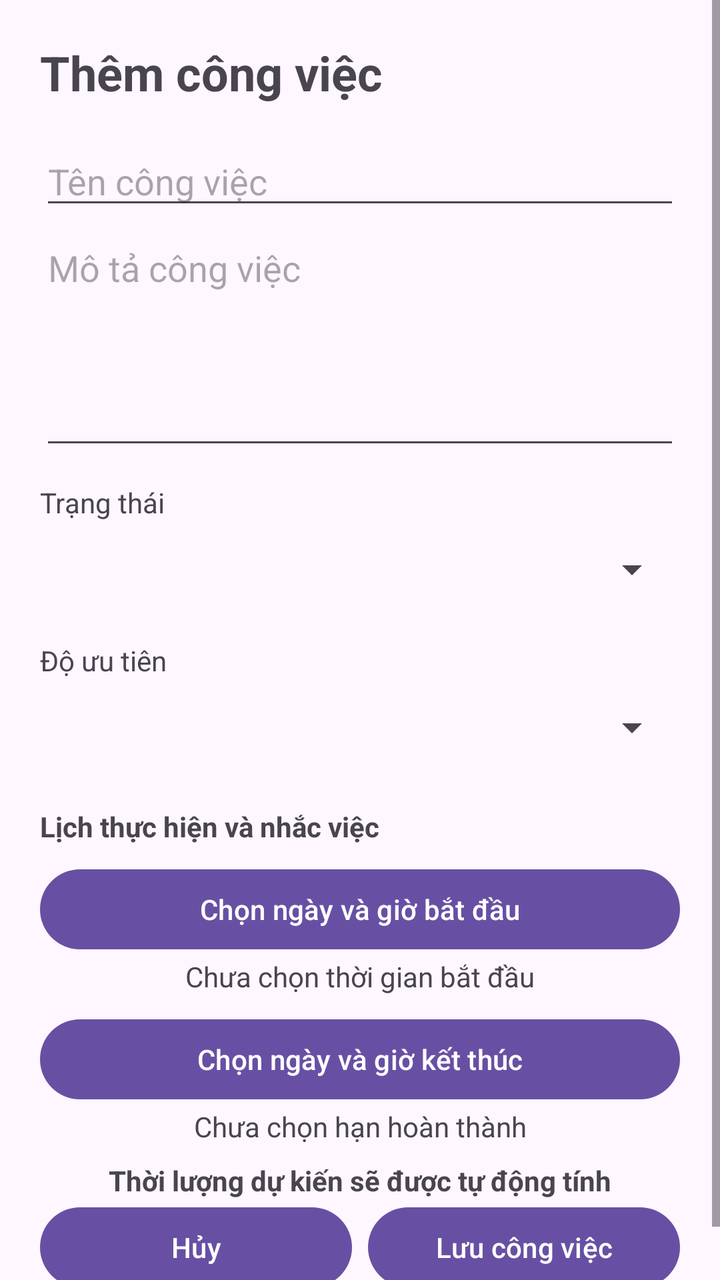
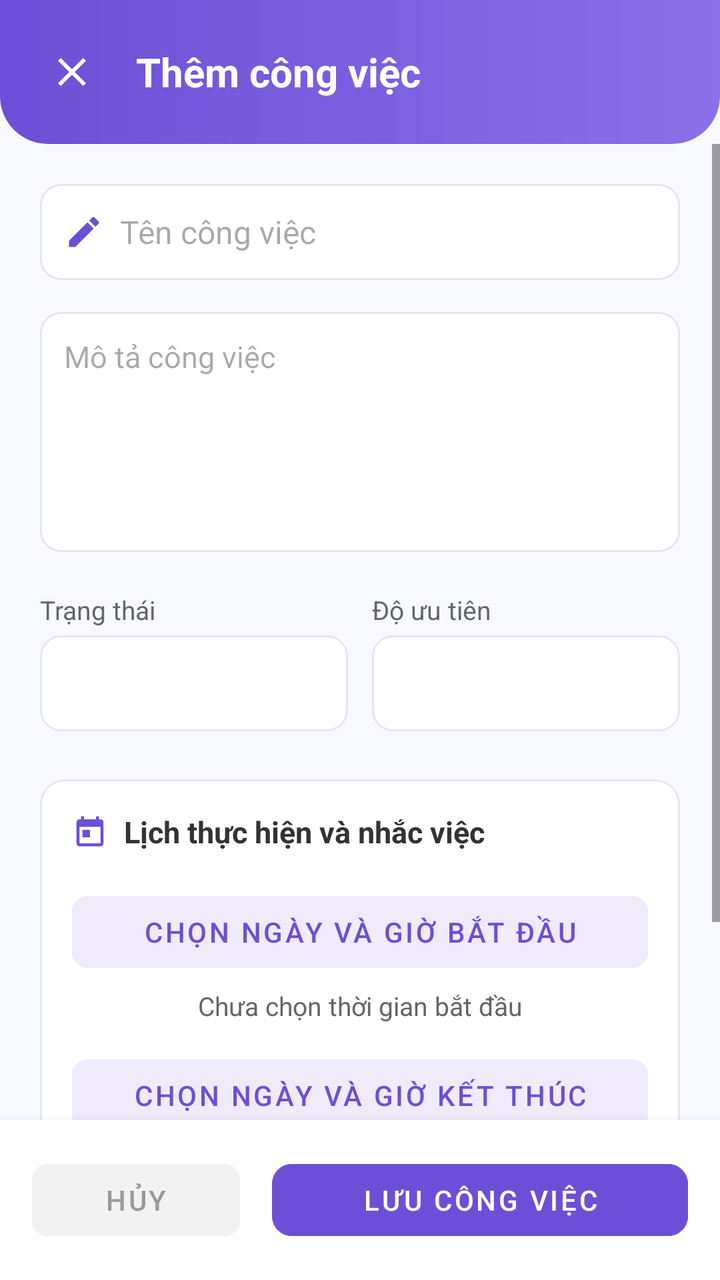

An Android layout rendered at two revisions. The XML below is the earlier revision; the diff shows what the commit changed to produce the second picture.
<!-- AndroidManifest.xml: application theme Theme.Taskmanager -->
<!-- res/layout/fragment_task_form.xml -->
<?xml version="1.0" encoding="utf-8"?>
<ScrollView
    xmlns:android="http://schemas.android.com/apk/res/android"
    android:layout_width="match_parent"
    android:layout_height="match_parent"
    android:fillViewport="true">

    <LinearLayout
        android:layout_width="match_parent"
        android:layout_height="wrap_content"
        android:orientation="vertical"
        android:padding="20dp">

        <TextView
            android:id="@+id/textTaskFormTitle"
            android:layout_width="match_parent"
            android:layout_height="wrap_content"
            android:text="@string/add_task"
            android:textSize="24sp"
            android:textStyle="bold" />

        <EditText
            android:id="@+id/editTaskTitle"
            android:layout_width="match_parent"
            android:layout_height="wrap_content"
            android:layout_marginTop="16dp"
            android:hint="@string/task_title_hint"
            android:importantForAutofill="no"
            android:inputType="textCapSentences"
            android:maxLength="200" />

        <EditText
            android:id="@+id/editTaskDescription"
            android:layout_width="match_parent"
            android:layout_height="120dp"
            android:gravity="top"
            android:hint="@string/task_description_hint"
            android:importantForAutofill="no"
            android:inputType="textCapSentences|textMultiLine"
            android:maxLength="2000"
            android:paddingTop="12dp" />

        <TextView
            android:layout_width="match_parent"
            android:layout_height="wrap_content"
            android:layout_marginTop="12dp"
            android:text="@string/status_label" />

        <Spinner
            android:id="@+id/spinnerTaskStatus"
            android:layout_width="match_parent"
            android:layout_height="48dp" />

        <TextView
            android:layout_width="match_parent"
            android:layout_height="wrap_content"
            android:layout_marginTop="12dp"
            android:text="@string/priority_label" />

        <Spinner
            android:id="@+id/spinnerTaskPriority"
            android:layout_width="match_parent"
            android:layout_height="48dp" />

        <TextView
            android:layout_width="match_parent"
            android:layout_height="wrap_content"
            android:layout_marginTop="16dp"
            android:text="@string/task_schedule_label"
            android:textStyle="bold" />

        <com.google.android.material.button.MaterialButton
            android:id="@+id/buttonSelectStartDateTime"
            android:layout_width="match_parent"
            android:layout_height="wrap_content"
            android:layout_marginTop="8dp"
            android:text="@string/select_start_datetime" />

        <TextView
            android:id="@+id/textSelectedStartDateTime"
            android:layout_width="match_parent"
            android:layout_height="wrap_content"
            android:gravity="center"
            android:text="@string/no_start_datetime_selected" />

        <com.google.android.material.button.MaterialButton
            android:id="@+id/buttonSelectDueDateTime"
            android:layout_width="match_parent"
            android:layout_height="wrap_content"
            android:layout_marginTop="8dp"
            android:text="@string/select_due_datetime" />

        <TextView
            android:id="@+id/textSelectedDueDateTime"
            android:layout_width="match_parent"
            android:layout_height="wrap_content"
            android:gravity="center"
            android:text="@string/no_due_date_selected" />

        <TextView
            android:id="@+id/textCalculatedDuration"
            android:layout_width="match_parent"
            android:layout_height="wrap_content"
            android:layout_marginTop="8dp"
            android:gravity="center"
            android:text="@string/calculated_duration_empty"
            android:textStyle="bold" />

        <ProgressBar
            android:id="@+id/progressSavingTask"
            android:layout_width="wrap_content"
            android:layout_height="wrap_content"
            android:layout_gravity="center"
            android:visibility="gone" />

        <LinearLayout
            android:layout_width="match_parent"
            android:layout_height="wrap_content"
            android:orientation="horizontal">

            <com.google.android.material.button.MaterialButton
                android:id="@+id/buttonCancelTask"
                android:layout_width="0dp"
                android:layout_height="wrap_content"
                android:layout_marginEnd="4dp"
                android:layout_weight="1"
                android:text="@string/cancel" />

            <com.google.android.material.button.MaterialButton
                android:id="@+id/buttonSaveTask"
                android:layout_width="0dp"
                android:layout_height="wrap_content"
                android:layout_marginStart="4dp"
                android:layout_weight="1"
                android:text="@string/save_task" />

        </LinearLayout>

    </LinearLayout>

</ScrollView>
<!-- resources referenced by this layout -->
<resources>
  <string name="add_task">Thêm công việc</string>
  <string name="calculated_duration_empty">Thời lượng dự kiến sẽ được tự động tính</string>
  <string name="cancel">Hủy</string>
  <string name="no_due_date_selected">Chưa chọn hạn hoàn thành</string>
  <string name="no_start_datetime_selected">Chưa chọn thời gian bắt đầu</string>
  <string name="priority_label">Độ ưu tiên</string>
  <string name="save_task">Lưu công việc</string>
  <string name="select_due_datetime">Chọn ngày và giờ kết thúc</string>
  <string name="select_start_datetime">Chọn ngày và giờ bắt đầu</string>
  <string name="status_label">Trạng thái</string>
  <string name="task_description_hint">Mô tả công việc</string>
  <string name="task_schedule_label">Lịch thực hiện và nhắc việc</string>
  <string name="task_title_hint">Tên công việc</string>
  <style name="Theme.Taskmanager" parent="Base.Theme.Taskmanager" />
  <!-- unchanged entries left out for length: 1 -->
</resources>

<!-- the commit's change to res/layout/fragment_task_form.xml (unified diff, before → after) -->
@@ -1,141 +1,282 @@
 <?xml version="1.0" encoding="utf-8"?>
-<ScrollView
-    xmlns:android="http://schemas.android.com/apk/res/android"
+<RelativeLayout xmlns:android="http://schemas.android.com/apk/res/android"
+    xmlns:app="http://schemas.android.com/apk/res-auto"
+    xmlns:tools="http://schemas.android.com/tools"
     android:layout_width="match_parent"
     android:layout_height="match_parent"
-    android:fillViewport="true">
+    android:background="#F8F9FE">
 
     <LinearLayout
+        android:id="@+id/layoutFormHeader"
         android:layout_width="match_parent"
         android:layout_height="wrap_content"
-        android:orientation="vertical"
-        android:padding="20dp">
+        android:background="@drawable/bg_header_gradient"
+        android:gravity="center_vertical"
+        android:orientation="horizontal"
+        android:padding="16dp">
+
+        <ImageButton
+            android:id="@+id/buttonCancelTaskTop"
+            android:layout_width="40dp"
+            android:layout_height="40dp"
+            android:background="?attr/selectableItemBackgroundBorderless"
+            android:contentDescription="@string/cancel"
+            android:src="@drawable/ic_close"
+            android:visibility="visible" />
 
         <TextView
             android:id="@+id/textTaskFormTitle"
-            android:layout_width="match_parent"
-            android:layout_height="wrap_content"
+            android:layout_width="0dp"
+            android:layout_height="wrap_content"
+            android:layout_marginStart="12dp"
+            android:layout_weight="1"
             android:text="@string/add_task"
-            android:textSize="24sp"
+            android:textColor="#FFFFFF"
+            android:textSize="20sp"
             android:textStyle="bold" />
 
-        <EditText
-            android:id="@+id/editTaskTitle"
-            android:layout_width="match_parent"
-            android:layout_height="wrap_content"
-            android:layout_marginTop="16dp"
-            android:hint="@string/task_title_hint"
-            android:importantForAutofill="no"
-            android:inputType="textCapSentences"
-            android:maxLength="200" />
-
-        <EditText
-            android:id="@+id/editTaskDescription"
-            android:layout_width="match_parent"
-            android:layout_height="120dp"
-            android:gravity="top"
-            android:hint="@string/task_description_hint"
-            android:importantForAutofill="no"
-            android:inputType="textCapSentences|textMultiLine"
-            android:maxLength="2000"
-            android:paddingTop="12dp" />
-
-        <TextView
-            android:layout_width="match_parent"
-            android:layout_height="wrap_content"
-            android:layout_marginTop="12dp"
-            android:text="@string/status_label" />
-
-        <Spinner
-            android:id="@+id/spinnerTaskStatus"
-            android:layout_width="match_parent"
-            android:layout_height="48dp" />
-
-        <TextView
-            android:layout_width="match_parent"
-            android:layout_height="wrap_content"
-            android:layout_marginTop="12dp"
-            android:text="@string/priority_label" />
-
-        <Spinner
-            android:id="@+id/spinnerTaskPriority"
-            android:layout_width="match_parent"
-            android:layout_height="48dp" />
-
-        <TextView
-            android:layout_width="match_parent"
-            android:layout_height="wrap_content"
-            android:layout_marginTop="16dp"
-            android:text="@string/task_schedule_label"
-            android:textStyle="bold" />
-
-        <com.google.android.material.button.MaterialButton
-            android:id="@+id/buttonSelectStartDateTime"
-            android:layout_width="match_parent"
-            android:layout_height="wrap_content"
-            android:layout_marginTop="8dp"
-            android:text="@string/select_start_datetime" />
-
-        <TextView
-            android:id="@+id/textSelectedStartDateTime"
-            android:layout_width="match_parent"
-            android:layout_height="wrap_content"
-            android:gravity="center"
-            android:text="@string/no_start_datetime_selected" />
-
-        <com.google.android.material.button.MaterialButton
-            android:id="@+id/buttonSelectDueDateTime"
-            android:layout_width="match_parent"
-            android:layout_height="wrap_content"
-            android:layout_marginTop="8dp"
-            android:text="@string/select_due_datetime" />
-
-        <TextView
-            android:id="@+id/textSelectedDueDateTime"
-            android:layout_width="match_parent"
-            android:layout_height="wrap_content"
-            android:gravity="center"
-            android:text="@string/no_due_date_selected" />
-
-        <TextView
-            android:id="@+id/textCalculatedDuration"
-            android:layout_width="match_parent"
-            android:layout_height="wrap_content"
-            android:layout_marginTop="8dp"
-            android:gravity="center"
-            android:text="@string/calculated_duration_empty"
-            android:textStyle="bold" />
-
-        <ProgressBar
-            android:id="@+id/progressSavingTask"
-            android:layout_width="wrap_content"
-            android:layout_height="wrap_content"
-            android:layout_gravity="center"
-            android:visibility="gone" />
+    </LinearLayout>
+
+    <ScrollView
+        android:layout_width="match_parent"
+        android:layout_height="match_parent"
+        android:layout_above="@+id/layoutFormFooter"
+        android:layout_below="@id/layoutFormHeader"
+        android:fillViewport="true">
 
         <LinearLayout
             android:layout_width="match_parent"
             android:layout_height="wrap_content"
-            android:orientation="horizontal">
-
-            <com.google.android.material.button.MaterialButton
-                android:id="@+id/buttonCancelTask"
-                android:layout_width="0dp"
-                android:layout_height="wrap_content"
-                android:layout_marginEnd="4dp"
-                android:layout_weight="1"
-                android:text="@string/cancel" />
-
-            <com.google.android.material.button.MaterialButton
-                android:id="@+id/buttonSaveTask"
-                android:layout_width="0dp"
-                android:layout_height="wrap_content"
-                android:layout_marginStart="4dp"
-                android:layout_weight="1"
-                android:text="@string/save_task" />
+            android:orientation="vertical"
+            android:padding="20dp">
+
+            
+            <LinearLayout
+                android:layout_width="match_parent"
+                android:layout_height="wrap_content"
+                android:background="@drawable/bg_edittext_rounded"
+                android:gravity="center_vertical"
+                android:orientation="horizontal"
+                android:paddingHorizontal="12dp">
+
+                <ImageView
+                    android:layout_width="20dp"
+                    android:layout_height="20dp"
+                    android:src="@drawable/ic_edit_pencil" />
+
+                <EditText
+                    android:id="@+id/editTaskTitle"
+                    android:layout_width="match_parent"
+                    android:layout_height="48dp"
+                    android:background="@android:color/transparent"
+                    android:hint="@string/task_title_hint"
+                    android:importantForAutofill="no"
+                    android:inputType="textCapSentences"
+                    android:maxLength="200"
+                    android:paddingStart="8dp"
+                    android:paddingEnd="8dp"
+                    android:textSize="16sp" />
+            </LinearLayout>
+
+            
+            <EditText
+                android:id="@+id/editTaskDescription"
+                android:layout_width="match_parent"
+                android:layout_height="120dp"
+                android:layout_marginTop="16dp"
+                android:background="@drawable/bg_edittext_rounded"
+                android:gravity="top"
+                android:hint="@string/task_description_hint"
+                android:importantForAutofill="no"
+                android:inputType="textCapSentences|textMultiLine"
+                android:maxLength="2000"
+                android:padding="12dp"
+                android:textSize="15sp" />
+
+            
+            <LinearLayout
+                android:layout_width="match_parent"
+                android:layout_height="wrap_content"
+                android:layout_marginTop="20dp"
+                android:orientation="horizontal">
+
+                <LinearLayout
+                    android:layout_width="0dp"
+                    android:layout_height="wrap_content"
+                    android:layout_marginEnd="6dp"
+                    android:layout_weight="1"
+                    android:orientation="vertical">
+
+                    <TextView
+                        android:layout_width="match_parent"
+                        android:layout_height="wrap_content"
+                        android:layout_marginBottom="4dp"
+                        android:text="@string/status_label"
+                        android:textColor="#666666"
+                        android:textSize="13sp" />
+
+                    <Spinner
+                        android:id="@+id/spinnerTaskStatus"
+                        android:layout_width="match_parent"
+                        android:layout_height="48dp"
+                        android:background="@drawable/bg_search_filter" />
+                </LinearLayout>
+
+                <LinearLayout
+                    android:layout_width="0dp"
+                    android:layout_height="wrap_content"
+                    android:layout_marginStart="6dp"
+                    android:layout_weight="1"
+                    android:orientation="vertical">
+
+                    <TextView
+                        android:layout_width="match_parent"
+                        android:layout_height="wrap_content"
+                        android:layout_marginBottom="4dp"
+                        android:text="@string/priority_label"
+                        android:textColor="#666666"
+                        android:textSize="13sp" />
+
+                    <Spinner
+                        android:id="@+id/spinnerTaskPriority"
+                        android:layout_width="match_parent"
+                        android:layout_height="48dp"
+                        android:background="@drawable/bg_search_filter" />
+                </LinearLayout>
+            </LinearLayout>
+
+            
+            <LinearLayout
+                android:layout_width="match_parent"
+                android:layout_height="wrap_content"
+                android:layout_marginTop="24dp"
+                android:background="@drawable/bg_detail_card"
+                android:orientation="vertical"
+                android:padding="16dp">
+
+                <LinearLayout
+                    android:layout_width="match_parent"
+                    android:layout_height="wrap_content"
+                    android:gravity="center_vertical"
+                    android:orientation="horizontal">
+
+                    <ImageView
+                        android:layout_width="18dp"
+                        android:layout_height="18dp"
+                        android:src="@drawable/ic_calendar" />
+
+                    <TextView
+                        android:layout_width="wrap_content"
+                        android:layout_height="wrap_content"
+                        android:layout_marginStart="8dp"
+                        android:text="@string/task_schedule_label"
+                        android:textColor="#333333"
+                        android:textSize="15sp"
+                        android:textStyle="bold" />
+                </LinearLayout>
+
+                <com.google.android.material.button.MaterialButton
+                    android:id="@+id/buttonSelectStartDateTime"
+                    style="@style/Widget.MaterialComponents.Button.UnelevatedButton"
+                    android:layout_width="match_parent"
+                    android:layout_height="wrap_content"
+                    android:layout_marginTop="16dp"
+                    android:backgroundTint="#F0EBFB"
+                    android:text="@string/select_start_datetime"
+                    android:textColor="#6C4FD6"
+                    app:cornerRadius="8dp" />
+
+                <TextView
+                    android:id="@+id/textSelectedStartDateTime"
+                    android:layout_width="match_parent"
+                    android:layout_height="wrap_content"
+                    android:layout_marginTop="4dp"
+                    android:gravity="center"
+                    android:text="@string/no_start_datetime_selected"
+                    android:textColor="#666666"
+                    android:textSize="13sp" />
+
+                <com.google.android.material.button.MaterialButton
+                    android:id="@+id/buttonSelectDueDateTime"
+                    style="@style/Widget.MaterialComponents.Button.UnelevatedButton"
+                    android:layout_width="match_parent"
+                    android:layout_height="wrap_content"
+                    android:layout_marginTop="12dp"
+                    android:backgroundTint="#F0EBFB"
+                    android:text="@string/select_due_datetime"
+                    android:textColor="#6C4FD6"
+                    app:cornerRadius="8dp" />
+
+                <TextView
+                    android:id="@+id/textSelectedDueDateTime"
+                    android:layout_width="match_parent"
+                    android:layout_height="wrap_content"
+                    android:layout_marginTop="4dp"
+                    android:gravity="center"
+                    android:text="@string/no_due_date_selected"
+                    android:textColor="#666666"
+                    android:textSize="13sp" />
+
+                <TextView
+                    android:id="@+id/textCalculatedDuration"
+                    android:layout_width="match_parent"
+                    android:layout_height="wrap_content"
+                    android:layout_marginTop="16dp"
+                    android:background="@drawable/bg_duration_box"
+                    android:gravity="center"
+                    android:padding="10dp"
+                    android:text="@string/calculated_duration_empty"
+                    android:textColor="#333333"
+                    android:textStyle="bold" />
+
+            </LinearLayout>
+
+            <ProgressBar
+                android:id="@+id/progressSavingTask"
+                android:layout_width="wrap_content"
+                android:layout_height="wrap_content"
+                android:layout_gravity="center"
+                android:layout_marginTop="16dp"
+                android:indeterminateTint="@color/purple_primary"
+                android:visibility="gone" />
 
         </LinearLayout>
+    </ScrollView>
+
+    
+    <LinearLayout
+        android:id="@+id/layoutFormFooter"
+        android:layout_width="match_parent"
+        android:layout_height="wrap_content"
+        android:layout_alignParentBottom="true"
+        android:background="#FFFFFF"
+        android:elevation="8dp"
+        android:orientation="horizontal"
+        android:padding="16dp">
+
+        <com.google.android.material.button.MaterialButton
+            android:id="@+id/buttonCancelTask"
+            style="@style/Widget.MaterialComponents.Button.UnelevatedButton"
+            android:layout_width="0dp"
+            android:layout_height="wrap_content"
+            android:layout_marginEnd="8dp"
+            android:layout_weight="1"
+            android:backgroundTint="#F2F2F2"
+            android:text="@string/cancel"
+            android:textColor="#999999"
+            app:cornerRadius="8dp" />
+
+        <com.google.android.material.button.MaterialButton
+            android:id="@+id/buttonSaveTask"
+            style="@style/Widget.MaterialComponents.Button.UnelevatedButton"
+            android:layout_width="0dp"
+            android:layout_height="wrap_content"
+            android:layout_marginStart="8dp"
+            android:layout_weight="2"
+            android:backgroundTint="@color/purple_primary"
+            android:text="@string/save_task"
+            app:cornerRadius="10dp" />
 
     </LinearLayout>
 
-</ScrollView>
+</RelativeLayout>
<!-- resource entries referenced after the edit -->
@@ -1,5 +1,80 @@
 <!-- resources referenced by this layout -->
 <resources>
+  <color name="purple_primary">#6C4FD6</color>
+  <!-- drawable bg_detail_card (drawable) -->
+  <?xml version="1.0" encoding="utf-8"?>
+  <shape xmlns:android="http://schemas.android.com/apk/res/android">
+      <solid android:color="#FFFFFF" />
+      <stroke
+          android:width="1dp"
+          android:color="#E8E4F5" />
+      <corners android:radius="12dp" />
+  </shape>
+  <!-- drawable bg_duration_box (drawable) -->
+  <?xml version="1.0" encoding="utf-8"?>
+  <shape xmlns:android="http://schemas.android.com/apk/res/android">
+      <solid android:color="#F2F2F2" />
+      <corners android:radius="8dp" />
+  </shape>
+  <!-- drawable bg_edittext_rounded (drawable) -->
+  <?xml version="1.0" encoding="utf-8"?>
+  <shape xmlns:android="http://schemas.android.com/apk/res/android">
+      <solid android:color="#FFFFFF" />
+      <stroke
+          android:width="1dp"
+          android:color="#E8E4F5" />
+      <corners android:radius="10dp" />
+  </shape>
+  <!-- drawable bg_header_gradient (drawable) -->
+  <?xml version="1.0" encoding="utf-8"?>
+  <shape xmlns:android="http://schemas.android.com/apk/res/android">
+      <gradient
+          android:startColor="@color/purple_primary"
+          android:endColor="@color/purple_light"
+          android:angle="0" />
+      <corners
+          android:bottomLeftRadius="24dp"
+          android:bottomRightRadius="24dp" />
+  </shape>
+  <!-- drawable bg_search_filter (drawable) -->
+  <?xml version="1.0" encoding="utf-8"?>
+  <shape xmlns:android="http://schemas.android.com/apk/res/android">
+      <solid android:color="#FFFFFF" />
+      <stroke
+          android:width="1dp"
+          android:color="@color/border_light" />
+      <corners android:radius="10dp" />
+  </shape>
+  <!-- drawable ic_calendar (drawable) -->
+  <vector xmlns:android="http://schemas.android.com/apk/res/android"
+      android:width="24dp"
+      android:height="24dp"
+      android:viewportWidth="24"
+      android:viewportHeight="24">
+      <path
+          android:fillColor="#6C4FD6"
+          android:pathData="M19,4h-1L18,2h-2v2L8,4L8,2L6,2v2L5,4c-1.11,0 -1.99,0.9 -1.99,2L3,20c0,1.1 0.89,2 2,2h14c1.1,0 2,-0.9 2,-2L21,6c0,-1.1 -0.9,-2 -2,-2zM19,20L5,20L5,9h14v11zM7,11h5v5L7,16v-5z"/>
+  </vector>
+  <!-- drawable ic_close (drawable) -->
+  <vector xmlns:android="http://schemas.android.com/apk/res/android"
+      android:width="24dp"
+      android:height="24dp"
+      android:viewportWidth="24"
+      android:viewportHeight="24">
+      <path
+          android:fillColor="#FFFFFF"
+          android:pathData="M19,6.41L17.59,5 12,10.59 6.41,5 5,6.41 10.59,12 5,17.59 6.41,19 12,13.41 17.59,19 19,17.59 13.41,12z"/>
+  </vector>
+  <!-- drawable ic_edit_pencil (drawable) -->
+  <vector xmlns:android="http://schemas.android.com/apk/res/android"
+      android:width="24dp"
+      android:height="24dp"
+      android:viewportWidth="24"
+      android:viewportHeight="24">
+      <path
+          android:fillColor="#6C4FD6"
+          android:pathData="M3,17.25V21h3.75L17.81,9.94l-3.75,-3.75L3,17.25zM20.71,7.04c0.39,-0.39 0.39,-1.02 0,-1.41l-2.34,-2.34c-0.39,-0.39 -1.02,-0.39 -1.41,0l-1.83,1.83 3.75,3.75 1.83,-1.83z"/>
+  </vector>
   <string name="add_task">Thêm công việc</string>
   <string name="calculated_duration_empty">Thời lượng dự kiến sẽ được tự động tính</string>
   <string name="cancel">Hủy</string>
@@ -14,6 +89,8 @@
   <string name="task_schedule_label">Lịch thực hiện và nhắc việc</string>
   <string name="task_title_hint">Tên công việc</string>
   <style name="Theme.Taskmanager" parent="Base.Theme.Taskmanager" />
+  <color name="purple_light">#8A6FE8</color>
+  <color name="border_light">#E8E4F5</color>
   <!-- unchanged entries left out for length: 1 -->
 </resources>
 
